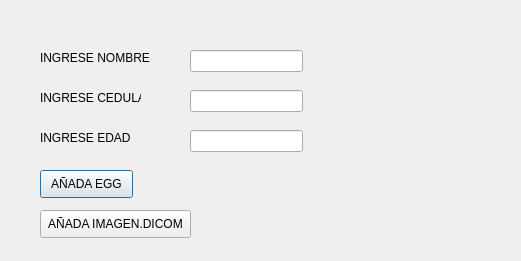
Above: Ingreso_Paciente.ui from ecruzt/Trabajo-Final before the change. Below: the same form after it.
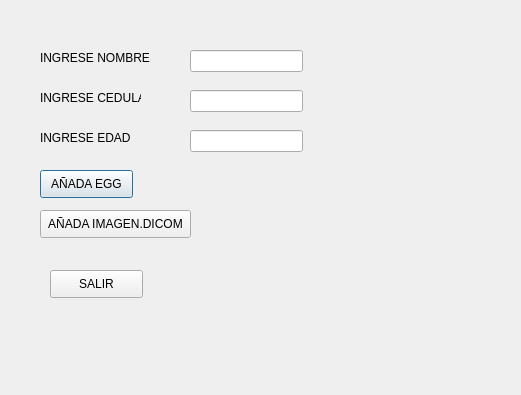
That is the form after the change.

Commit message: Boton Salir(retroceso)

Diff of the .ui file:
```diff
--- a/Ingreso_Paciente.ui
+++ b/Ingreso_Paciente.ui
@@ -7,7 +7,7 @@
     <x>0</x>
     <y>0</y>
     <width>521</width>
-    <height>261</height>
+    <height>395</height>
    </rect>
   </property>
   <property name="windowTitle">
@@ -134,6 +134,19 @@
     <string>AÑADA IMAGEN.DICOM</string>
    </property>
   </widget>
+  <widget class="QPushButton" name="SALIR">
+   <property name="geometry">
+    <rect>
+     <x>50</x>
+     <y>270</y>
+     <width>93</width>
+     <height>28</height>
+    </rect>
+   </property>
+   <property name="text">
+    <string>SALIR</string>
+   </property>
+  </widget>
  </widget>
  <resources/>
  <connections/>
```
The commit also changes 6 other files.
